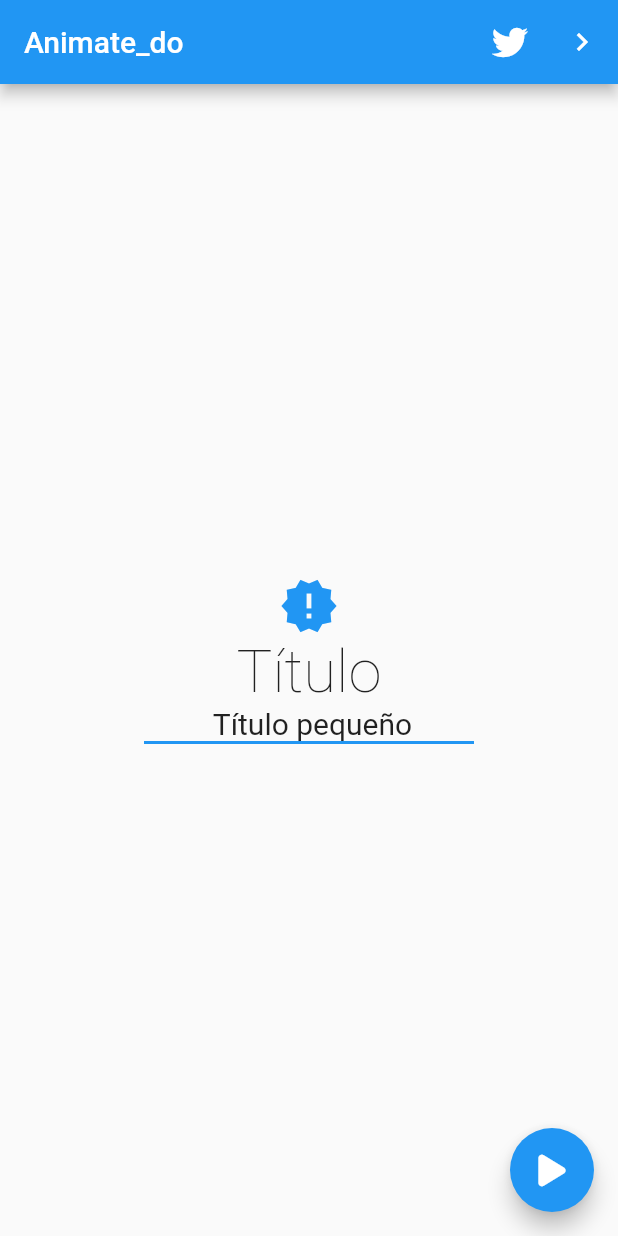
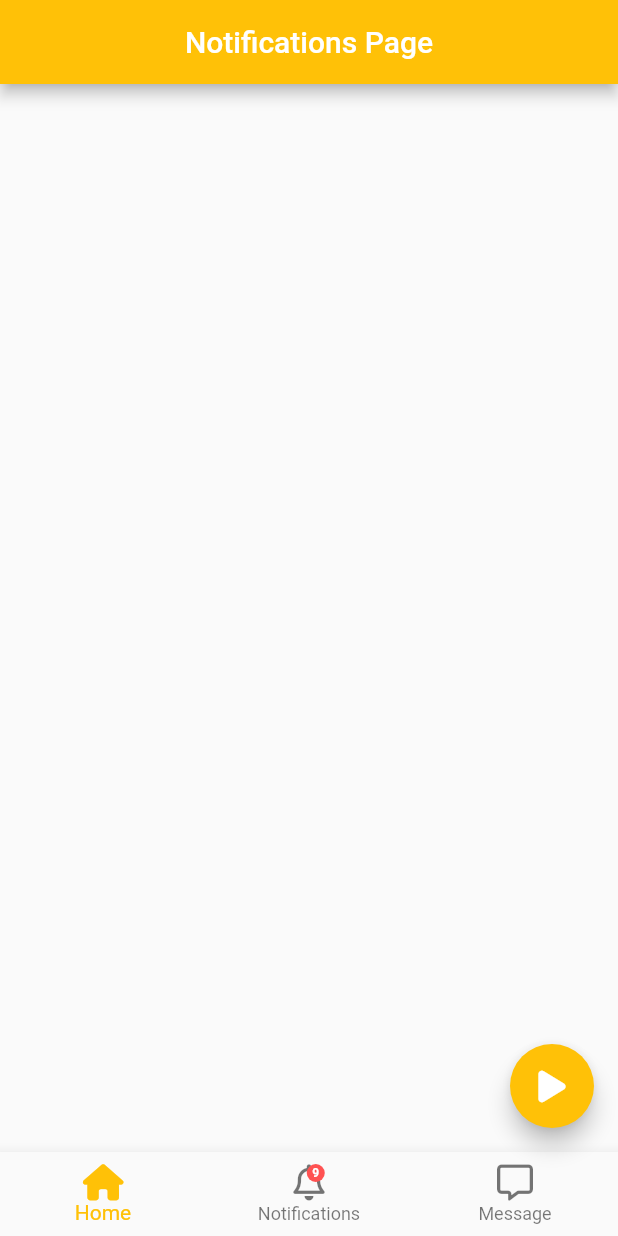
Before and after one commit to ddienu/Animations, a Flutter app: the screen it shows after launch, on a phone screen of 412 x 824 dp. Run offline on Flutter 3.47's test engine with Material 2 defaults, Android fonts, the phone set to English and light mode, and no system bars; our stand-ins replace animate_do, font_awesome_flutter.

Commit message:
Add: navigation page, update: main
Add navigation page into the pages folder which contain a Scaffold to design a page to show notifications into a icon with bell shape, it contains a floating action button and a bottom navigation bar, each of those has independent widget to make the code more organize.
Update main implementing the navigation page into the home of the material app

```diff
--- a/lib/main.dart
+++ b/lib/main.dart
@@ -1,6 +1,9 @@
+import 'package:flutter/material.dart';
+
+import 'package:animated_do_app/src/pages/twitter_page.dart';
 import 'package:animated_do_app/src/pages/pagina1_page.dart';
-import 'package:animated_do_app/src/pages/twitter_page.dart';
-import 'package:flutter/material.dart';
+
+import 'package:animated_do_app/src/pages/navigation_page.dart';
 
 void main() => runApp(MyApp());
 
@@ -10,7 +13,8 @@ class MyApp extends StatelessWidget {
     return MaterialApp(
       debugShowCheckedModeBanner: false,
       title: 'Animate do',
-      home: Pagina1Page(),
+      home: NavigationPage(),
+      //home: Pagina1Page(),
       //home: TwitterPage(),
     );
   }
--- /dev/null
+++ b/lib/src/pages/navigation_page.dart
@@ -0,0 +1,90 @@
+import 'package:flutter/material.dart';
+import 'package:font_awesome_flutter/font_awesome_flutter.dart';
+
+
+
+class NavigationPage extends StatelessWidget {
+  const NavigationPage({Key? key}) : super(key: key);
+
+  @override
+  Widget build(BuildContext context) {
+
+    return Scaffold(
+      appBar: AppBar(
+        title: Text('Notifications Page'),
+        centerTitle: true,
+        backgroundColor: Colors.amber,
+      ),
+      floatingActionButton: _BotonFlotante(),
+
+      bottomNavigationBar: _BottomNavigation(),
+    );
+
+  }
+}
+
+class _BotonFlotante extends StatelessWidget {
+  const _BotonFlotante({Key? key}) : super(key: key);
+
+  @override
+  Widget build(BuildContext context) {
+
+    return FloatingActionButton(
+      onPressed: (){},
+      child: FaIcon( FontAwesomeIcons.play),
+      backgroundColor: Colors.amber,
+      );
+
+  }
+}
+
+class _BottomNavigation extends StatelessWidget {
+  const _BottomNavigation({Key? key}) : super(key: key);
+
+  @override
+  Widget build(BuildContext context) {
+
+    return BottomNavigationBar(
+      currentIndex: 0,
+      selectedItemColor: Colors.amber,
+      items: <BottomNavigationBarItem>[
+
+        BottomNavigationBarItem(
+          icon: FaIcon( FontAwesomeIcons.house),
+          label: 'Home'
+          ),
+
+        BottomNavigationBarItem(
+          label: 'Notifications',
+          icon: Stack(
+            children: [
+
+              FaIcon( FontAwesomeIcons.bell),
+
+              Positioned(
+                top: 0.0,
+                right: 0.0,
+                child: Container(
+                  child: Text( '9', style: TextStyle( color: Colors.white, fontSize: 8, fontWeight: FontWeight.bold),),
+                  width: 12,
+                  height: 12,
+                  alignment: Alignment.center,
+                  decoration: BoxDecoration(
+                    color: Colors.redAccent,
+                    shape: BoxShape.circle,
+                  ),
+                ),
+              )
+            ],
+          )
+        ),
+
+        BottomNavigationBarItem(
+          icon: FaIcon( FontAwesomeIcons.message),
+          label: 'Message'
+        ),
+      ]
+      );
+
+  }
+}
```
